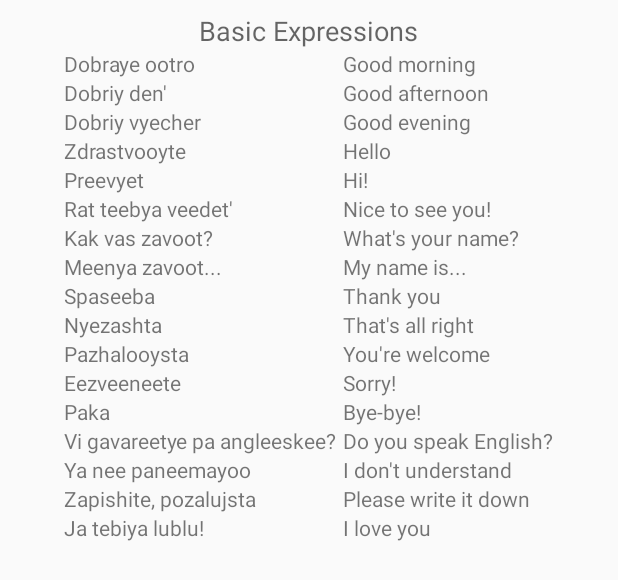
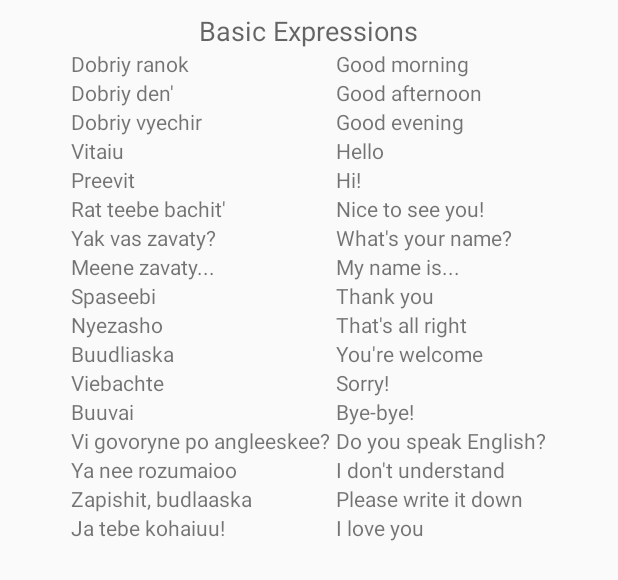
Before and after one commit to askned/VisitUA, an Android app: the layout phrasebook.xml on its own in the app's theme, with its tools: preview values and no code run, on a phone screen of 412 x 824 dp. Shown: the top 580 px of the screen. Run offline under Robolectric (Android 15) with nearby library versions, the phone set to English and light mode, and no system bars.

Commit message:
Update phrasebook.xml

```diff
--- a/app/src/main/res/layout/phrasebook.xml
+++ b/app/src/main/res/layout/phrasebook.xml
@@ -37,7 +37,7 @@
                 android:layout_width="wrap_content"
                 android:layout_height="wrap_content"
                 android:textAppearance="?android:attr/textAppearanceSmall"
-                android:text="Dobraye ootro"
+                android:text="Dobriy ranok"
                 android:id="@+id/textView10" />
 
             <TextView
@@ -76,7 +76,7 @@
                 android:layout_width="wrap_content"
                 android:layout_height="wrap_content"
                 android:textAppearance="?android:attr/textAppearanceSmall"
-                android:text="Dobriy vyecher"
+                android:text="Dobriy vyechir"
                 android:id="@+id/textView16" />
 
             <TextView
@@ -95,7 +95,7 @@
                 android:layout_width="wrap_content"
                 android:layout_height="wrap_content"
                 android:textAppearance="?android:attr/textAppearanceSmall"
-                android:text="Zdrastvooyte"
+                android:text="Vitaiu"
                 android:id="@+id/textView20" />
 
             <TextView
@@ -114,7 +114,7 @@
                 android:layout_width="wrap_content"
                 android:layout_height="wrap_content"
                 android:textAppearance="?android:attr/textAppearanceSmall"
-                android:text="Preevyet"
+                android:text="Preevit"
                 android:id="@+id/textView21" />
 
             <TextView
@@ -132,7 +132,7 @@
                 android:layout_width="wrap_content"
                 android:layout_height="wrap_content"
                 android:textAppearance="?android:attr/textAppearanceSmall"
-                android:text="Rat teebya veedet&apos;"
+                android:text="Rat teebe bachit&apos;"
                 android:id="@+id/textView26" />
 
             <TextView
@@ -150,7 +150,7 @@
                 android:layout_width="wrap_content"
                 android:layout_height="wrap_content"
                 android:textAppearance="?android:attr/textAppearanceSmall"
-                android:text="Kak vas zavoot?"
+                android:text="Yak vas zavaty?"
                 android:id="@+id/textView28" />
 
             <TextView
@@ -168,7 +168,7 @@
                 android:layout_width="wrap_content"
                 android:layout_height="wrap_content"
                 android:textAppearance="?android:attr/textAppearanceSmall"
-                android:text="Meenya zavoot..."
+                android:text="Meene zavaty..."
                 android:id="@+id/textView31" />
 
             <TextView
@@ -186,7 +186,7 @@
                 android:layout_width="wrap_content"
                 android:layout_height="wrap_content"
                 android:textAppearance="?android:attr/textAppearanceSmall"
-                android:text="Spaseeba"
+                android:text="Spaseebi"
                 android:id="@+id/textView34" />
 
             <TextView
@@ -204,7 +204,7 @@
                 android:layout_width="wrap_content"
                 android:layout_height="wrap_content"
                 android:textAppearance="?android:attr/textAppearanceSmall"
-                android:text="Nyezashta"
+                android:text="Nyezasho"
                 android:id="@+id/textView37" />
 
             <TextView
@@ -223,7 +223,7 @@
                 android:layout_width="wrap_content"
                 android:layout_height="wrap_content"
                 android:textAppearance="?android:attr/textAppearanceSmall"
-                android:text="Pazhalooysta"
+                android:text="Buudliaska"
                 android:id="@+id/textView40" />
 
             <TextView
@@ -241,7 +241,7 @@
                 android:layout_width="wrap_content"
                 android:layout_height="wrap_content"
                 android:textAppearance="?android:attr/textAppearanceSmall"
-                android:text="Eezveeneete"
+                android:text="Viebachte"
                 android:id="@+id/textView43" />
 
             <TextView
@@ -260,7 +260,7 @@
                 android:layout_width="wrap_content"
                 android:layout_height="wrap_content"
                 android:textAppearance="?android:attr/textAppearanceSmall"
-                android:text="Paka"
+                android:text="Buuvai"
                 android:id="@+id/textView46" />
 
             <TextView
@@ -279,7 +279,7 @@
                 android:layout_width="wrap_content"
                 android:layout_height="wrap_content"
                 android:textAppearance="?android:attr/textAppearanceSmall"
-                android:text="Vi gavareetye pa angleeskee?"
+                android:text="Vi govoryne po angleeskee?"
                 android:id="@+id/textView49"
                 android:layout_marginRight="4dp" />
 
@@ -299,7 +299,7 @@
                 android:layout_width="wrap_content"
                 android:layout_height="wrap_content"
                 android:textAppearance="?android:attr/textAppearanceSmall"
-                android:text="Ya nee paneemayoo"
+                android:text="Ya nee rozumaioo"
                 android:id="@+id/textView52" />
 
             <TextView
@@ -318,7 +318,7 @@
                 android:layout_width="wrap_content"
                 android:layout_height="wrap_content"
                 android:textAppearance="?android:attr/textAppearanceSmall"
-                android:text="Zapishite, pozalujsta"
+                android:text="Zapishit, budlaaska"
                 android:id="@+id/textView55" />
 
             <TextView
@@ -337,7 +337,7 @@
                 android:layout_width="wrap_content"
                 android:layout_height="wrap_content"
                 android:textAppearance="?android:attr/textAppearanceSmall"
-                android:text="Ja tebiya lublu!"
+                android:text="Ja tebe kohaiuu!"
                 android:id="@+id/textView58" />
 
             <TextView
```
